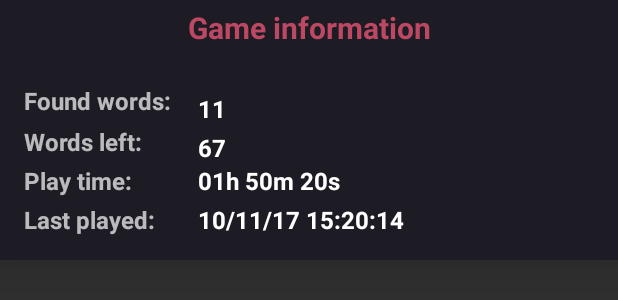
After one commit to ColinParrott/Songle, an Android app: the layout dialog_save_info.xml on its own in the app's theme, with its tools: preview values and no code run, on a phone screen of 412 x 824 dp. The commit adds this screen. Shown: the top 300 px of the screen. Run offline under Robolectric (Android 15) with nearby library versions, the phone set to English and light mode, and no system bars; network calls fail.

Commit message:
- Added functionality for tracking play time & time of last progress save - Added class for holding GameSaveInformation for main menu - Added button & new dialog for viewing information about saved game on menu

```diff
--- a/app/src/main/java/colinparrott/com/songle/game/obj/GameStateKey.java
+++ b/app/src/main/java/colinparrott/com/songle/game/obj/GameStateKey.java
@@ -10,5 +10,6 @@ public enum GameStateKey
     FOUND_WORDS,
     MARKER_INFOS,
     DIFFICULTY,
-    TIME_PLAYED;
+    TIME_PLAYED,
+    TIME_OF_LAST_SAVE;
 }
--- /dev/null
+++ b/app/src/main/res/layout/dialog_save_info.xml
@@ -0,0 +1,129 @@
+<?xml version="1.0" encoding="utf-8"?>
+<android.support.constraint.ConstraintLayout
+    xmlns:android="http://schemas.android.com/apk/res/android"
+    xmlns:app="http://schemas.android.com/apk/res-auto"
+    xmlns:tools="http://schemas.android.com/tools"
+    android:layout_width="match_parent"
+    android:layout_height="wrap_content"
+    android:background="@color/colorPrimaryDark"
+    android:elevation="24dp"
+    android:orientation="vertical"
+    tools:layout_editor_absoluteY="0dp"
+    tools:layout_editor_absoluteX="0dp">
+
+    <TextView
+        android:id="@+id/textViewSaveInfo"
+        android:layout_width="wrap_content"
+        android:layout_height="wrap_content"
+        android:layout_marginBottom="24dp"
+        android:layout_marginEnd="8dp"
+        android:layout_marginStart="8dp"
+        android:text="@string/txt_SaveInfo"
+        android:textColor="@color/colorPrimary"
+        android:textSize="20sp"
+        android:textStyle="bold"
+        app:layout_constraintBottom_toTopOf="@+id/textViewFoundWordsLabel"
+        app:layout_constraintEnd_toEndOf="parent"
+        app:layout_constraintStart_toStartOf="parent" />
+
+    <TextView
+        android:id="@+id/textViewFoundWordsLabel"
+        android:layout_width="wrap_content"
+        android:layout_height="wrap_content"
+        android:layout_marginLeft="16dp"
+        android:layout_marginTop="56dp"
+        android:text="@string/txt_FoundWordsLabel"
+        android:textSize="16sp"
+        android:textStyle="bold"
+        app:layout_constraintLeft_toLeftOf="parent"
+        app:layout_constraintTop_toTopOf="parent" />
+
+    <TextView
+        android:id="@+id/textViewFoundWords"
+        android:layout_width="wrap_content"
+        android:layout_height="wrap_content"
+        android:layout_marginBottom="-5dp"
+        android:layout_marginLeft="18dp"
+        android:text="@string/txt_FoundWordsPlaceholder"
+        android:textColor="@color/colorAccent"
+        android:textSize="16sp"
+        android:textStyle="bold"
+        app:layout_constraintBottom_toBottomOf="@+id/textViewFoundWordsLabel"
+        app:layout_constraintLeft_toRightOf="@+id/textViewFoundWordsLabel" />
+
+    <TextView
+        android:id="@+id/textViewWordsLeftLabel"
+        android:layout_width="wrap_content"
+        android:layout_height="wrap_content"
+        android:layout_marginLeft="16dp"
+        android:layout_marginTop="5dp"
+        android:text="@string/txt_WordsRemainingLabel"
+        android:textSize="16sp"
+        android:textStyle="bold"
+        app:layout_constraintLeft_toLeftOf="parent"
+        app:layout_constraintTop_toBottomOf="@+id/textViewFoundWordsLabel" />
+
+    <TextView
+        android:id="@+id/textViewWordsLeft"
+        android:layout_width="wrap_content"
+        android:layout_height="wrap_content"
+        android:layout_marginBottom="-4dp"
+        android:text="@string/txt_WordsRemainingPlaceholder"
+        android:textColor="@color/colorAccent"
+        android:textSize="16sp"
+        android:textStyle="bold"
+        app:layout_constraintBottom_toBottomOf="@+id/textViewWordsLeftLabel"
+        app:layout_constraintLeft_toLeftOf="@+id/textViewFoundWords" />
+
+    <TextView
+        android:id="@+id/textViewPlayTimeLabel"
+        android:layout_width="wrap_content"
+        android:layout_height="wrap_content"
+        android:layout_marginLeft="16dp"
+        android:layout_marginTop="4dp"
+        android:clickable="true"
+        android:text="@string/txt_PlayTimeLabel"
+        android:textSize="16sp"
+        android:textStyle="bold"
+        app:layout_constraintLeft_toLeftOf="parent"
+        app:layout_constraintTop_toBottomOf="@+id/textViewWordsLeftLabel" />
+
+    <TextView
+        android:id="@+id/textViewPlayTime"
+        android:layout_width="wrap_content"
+        android:layout_height="wrap_content"
+        android:text="@string/txt_PlayTimePlaceholder"
+        android:textColor="@color/colorAccent"
+        android:textSize="16sp"
+        android:textStyle="bold"
+        app:layout_constraintBottom_toBottomOf="@+id/textViewPlayTimeLabel"
+        app:layout_constraintLeft_toLeftOf="@+id/textViewWordsLeft" />
+
+    <TextView
+        android:id="@+id/textViewSaveTimeLabel"
+        android:layout_width="wrap_content"
+        android:layout_height="wrap_content"
+        android:layout_marginBottom="16dp"
+        android:layout_marginLeft="16dp"
+        android:layout_marginTop="4dp"
+        android:clickable="true"
+        android:text="@string/txt_LastSaveTimeLabel"
+        android:textSize="16sp"
+        android:textStyle="bold"
+        app:layout_constraintBottom_toBottomOf="parent"
+        app:layout_constraintLeft_toLeftOf="parent"
+        app:layout_constraintTop_toBottomOf="@+id/textViewPlayTimeLabel" />
+
+    <TextView
+        android:id="@+id/textViewSaveTime"
+        android:layout_width="wrap_content"
+        android:layout_height="wrap_content"
+        android:text="@string/txt_LastSaveTimePlaceholder"
+        android:textColor="@color/colorAccent"
+        android:textSize="16sp"
+        android:textStyle="bold"
+        app:layout_constraintBottom_toBottomOf="@+id/textViewSaveTimeLabel"
+        app:layout_constraintLeft_toLeftOf="@+id/textViewWordsLeft" />
+
+
+</android.support.constraint.ConstraintLayout>
--- a/app/src/main/res/values/strings.xml
+++ b/app/src/main/res/values/strings.xml
@@ -16,6 +16,23 @@
     <string name="txt_Ok">OK</string>
 
 
+    <string name="txt_SaveInfo">Game information</string>
+
+    <string name="txt_FoundWordsLabel" translatable="false">Found words:</string>
+    <string name="txt_WordsRemainingLabel" translatable="false">Words left:</string>
+    <string name="txt_LastSaveTimeLabel">Last played:</string>
+    <string name="txt_PlayTimeLabel" translatable="false">Play time:</string>
+    <string name="txt_DifficultyLabel" translatable="false">Difficulty:</string>
+
+    <string name="txt_FoundWordsPlaceholder" translatable="false">11</string>
+    <string name="txt_WordsRemainingPlaceholder" translatable="false">67</string>
+    <string name="txt_LastSaveTimePlaceholder">10/11/17 15:20:14</string>
+    <string name="txt_PlayTimePlaceholder" translatable="false">01h 50m 20s</string>
+    <string name="txt_DifficultyPlaceholder" translatable="false">VERY EASY</string>
+
+    <string name="txt_Close">Close</string>
+
+
     <string name="desc_unclassified">Unclassified</string>
     <string name="desc_boring">Boring</string>
     <string name="desc_notboring">Not boring</string>
@@ -31,6 +48,7 @@
     <string name="txt_ChooseDifficulty">Select Difficulty</string>
     <string name="txt_ResumeDifficulty">Saved Game Difficulty</string>
     <string name="btntxt_ClearSave">Clear Save</string>
+    <string name="btntxt_ViewInfo">Save Info</string>
     <string name="txt_VeryEasy">VERY EASY</string>
     <string name="txt_Easy">EASY</string>
     <string name="txt_Moderate">MODERATE</string>
```
Also changed, not shown: app/src/main/java/colinparrott/com/songle/game/MapsActivity.java (+30 -0 lines), app/src/main/java/colinparrott/com/songle/game/SongleMap.java (+7 -0 lines), app/src/main/java/colinparrott/com/songle/game/obj/GameSaveInformation.java (added, +121 -0 lines), app/src/main/java/colinparrott/com/songle/menu/MainActivity.java (+51 -1 lines), app/src/main/res/layout/activity_main.xml (+19 -6 lines).
